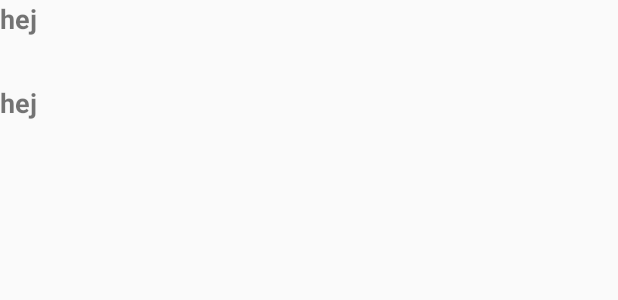
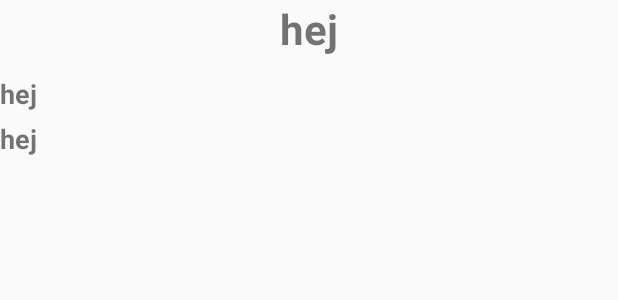
Before and after one commit to ak5ina/GalgeLeg2, an Android app: the layout highscore_item.xml on its own in the app's theme, with its tools: preview values and no code run, on a phone screen of 412 x 824 dp. Shown: the top 300 px of the screen. Run offline under Robolectric (Android 15) with nearby library versions, the light colour scheme and no system bars.

Commit message:
items til lister
items til listere er færdig.

```diff
--- a/app/src/main/res/layout/highscore_item.xml
+++ b/app/src/main/res/layout/highscore_item.xml
@@ -6,15 +6,16 @@
     <TextView
         android:id="@+id/item_header"
         android:layout_width="match_parent"
-        android:layout_height="56dp"
+        android:layout_height="50dp"
         android:text="hej"
-        android:textSize="18sp"
+        android:textAlignment="center"
+        android:textSize="28sp"
         android:textStyle="bold" />
 
     <TextView
         android:id="@+id/item_errors"
         android:layout_width="match_parent"
-        android:layout_height="56dp"
+        android:layout_height="30dp"
         android:text="hej"
         android:textSize="18sp"
         android:textStyle="bold" />
@@ -22,7 +23,7 @@
     <TextView
         android:id="@+id/item_time"
         android:layout_width="match_parent"
-        android:layout_height="56dp"
+        android:layout_height="30dp"
         android:text="hej"
         android:textSize="18sp"
         android:textStyle="bold" />
```
Also changed, not shown: app/src/main/java/com/example/galgeleg/Highscore.java (+7 -0 lines), app/src/main/java/com/example/galgeleg/MainActivity.java (+17 -1 lines), app/src/main/java/com/example/galgeleg/spillet.java (+8 -1 lines), app/src/main/res/values/strings.xml (+7 -0 lines).
